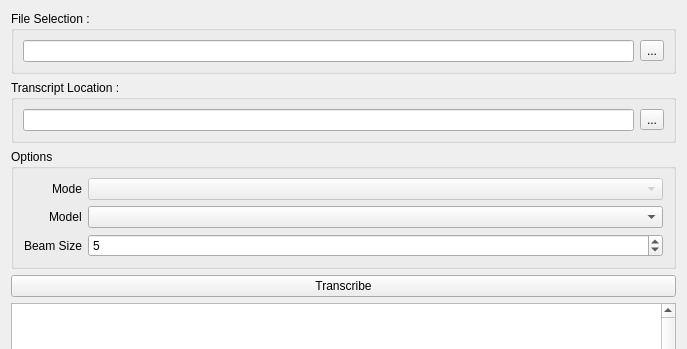
Qt form FastWhisperGui.ui (emilemassie/faster-whisper-gui) before a commit; both pictures show x 0 to 687 and y 0 to 349 of the 687 by 670 pixel window.
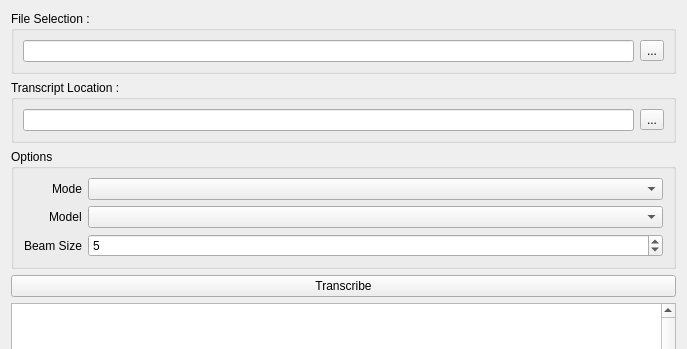
The same form after that commit.

Commit message: fix application title

Patch:
```diff
--- a/FastWhisperGui.ui
+++ b/FastWhisperGui.ui
@@ -115,7 +115,7 @@
       <item row="0" column="1">
        <widget class="QComboBox" name="mode_list">
         <property name="enabled">
-         <bool>false</bool>
+         <bool>true</bool>
         </property>
        </widget>
       </item>
```
The commit also changes 1 other file.
